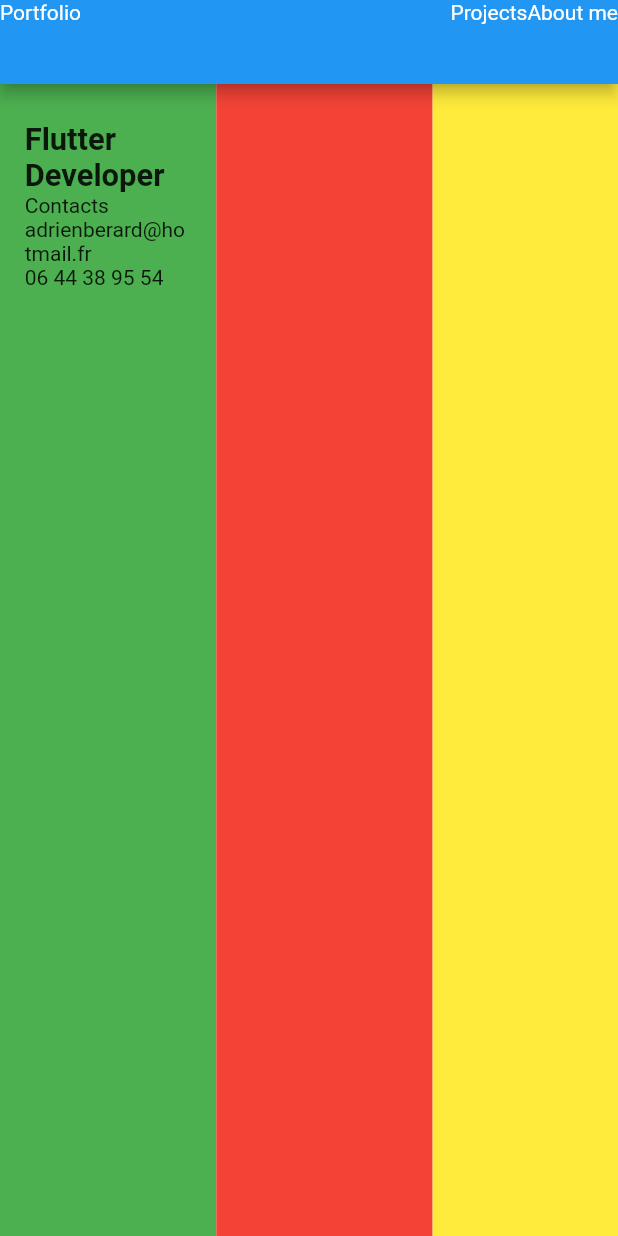
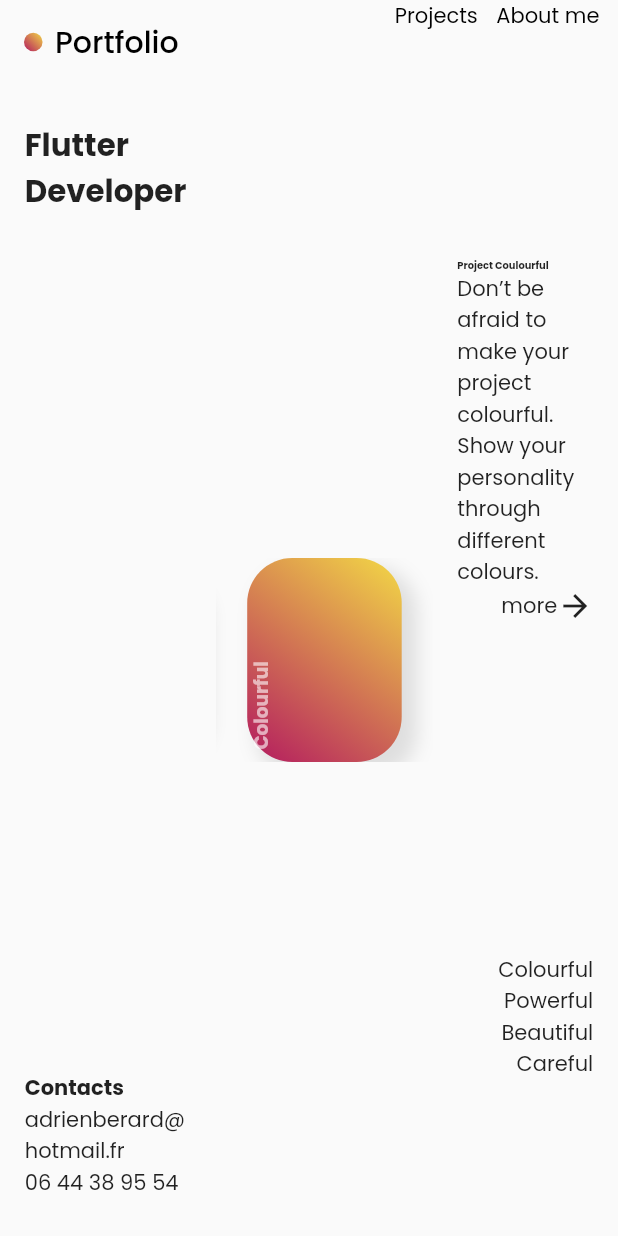
Before and after one commit to Adrizen89/PortofolioFlutter, a Flutter app: the screen it shows after launch, on a phone screen of 412 x 824 dp. Run offline on Flutter 3.47's test engine with Material 2 defaults, Android fonts, the light colour scheme and no system bars; drawn by our look-alikes of carousel_slider; our stand-ins replace google_fonts.

Commit message:
maj finish

```diff
--- a/lib/home/HomeScreen.dart
+++ b/lib/home/HomeScreen.dart
@@ -1,7 +1,9 @@
 import 'package:flutter/material.dart';
 import 'package:portofolio_onflutter/about/AboutScreen.dart';
 import 'package:portofolio_onflutter/widgets/appbar/naviBar.dart';
+import 'package:portofolio_onflutter/widgets/card.dart';
 import 'package:portofolio_onflutter/widgets/homeText.dart';
+import 'package:carousel_slider/carousel_slider.dart';
 
 class HomeScreen extends StatefulWidget {
   HomeScreen({Key? key}) : super(key: key);
@@ -16,33 +18,59 @@ class _HomeScreenState extends State<HomeScreen> {
     var w = MediaQuery.of(context).size.width;
     var h = MediaQuery.of(context).size.height;
     return Scaffold(
-      appBar: navBar(),
+        appBar: navBar(context),
         body: Row(
           mainAxisAlignment: MainAxisAlignment.spaceEvenly,
           children: [
             Container(
-              color: Colors.green,
-              width: w*0.35,
-              child: Padding(
-                padding: EdgeInsets.symmetric(vertical: w*0.06, horizontal: w*0.04),
-                child: Column(
-                  crossAxisAlignment: CrossAxisAlignment.start,
+                width: w * 0.35,
+                child: Padding(
+                  padding: EdgeInsets.symmetric(
+                      vertical: w * 0.06, horizontal: w * 0.04),
+                  child: Column(
+                    crossAxisAlignment: CrossAxisAlignment.start,
+                    mainAxisAlignment: MainAxisAlignment.spaceBetween,
+                    children: [titleHome(context), contactHome(context)],
+                  ),
+                )),
+            Container(
+                width: w * 0.35,
+                child: CarouselSlider(
+                    options: CarouselOptions(
+                      height: w * 0.33,
+                      aspectRatio: 16 / 9,
+                      viewportFraction: 0.9,
+                      initialPage: 0,
+                      enableInfiniteScroll: true,
+                      reverse: false,
+                      autoPlay: true,
+                      autoPlayInterval: Duration(seconds: 3),
+                      autoPlayAnimationDuration: Duration(milliseconds: 1000),
+                      autoPlayCurve: Curves.decelerate,
+                      enlargeCenterPage: true,
+                      scrollDirection: Axis.horizontal,
+                    ),
+                    items: [1, 2, 3, 4].map((i) {
+                      return Builder(builder: (BuildContext context) {
+                        return card(context);
+                      });
+                    }).toList())),
+            Container(
+              width: w * 0.30,
+              child: Column(
+                mainAxisAlignment: MainAxisAlignment.spaceAround,
+                crossAxisAlignment: CrossAxisAlignment.end,
                 children: [
-                  titleHome(context),
-                  contactHome(context)
-                ],
-              ),)
-            ),
-            Container(
-              color: Colors.red,
-              width: w*0.35,
+                  Padding(
+                    padding: EdgeInsets.symmetric(horizontal: w*0.04, vertical: w*0.04),
+                    child: projectDescription(context),),
+                  Padding(
+                    padding: EdgeInsets.symmetric(vertical: w*0.01, horizontal: w*0.04),
+                    child: summaryProjects(context),)
+                  ],
               ),
-            Container(
-              color: Colors.yellow,
-              width: w*0.30,
-              )
+            )
           ],
-        )
-        );
+        ));
   }
 }
--- a/lib/main.dart
+++ b/lib/main.dart
@@ -1,5 +1,6 @@
 import 'package:flutter/material.dart';
 import 'package:portofolio_onflutter/home/HomeScreen.dart';
+import 'package:google_fonts/google_fonts.dart';
 
 void main() {
   runApp(const MyApp());
@@ -8,14 +9,16 @@ void main() {
 class MyApp extends StatelessWidget {
   const MyApp({Key? key}) : super(key: key);
 
-  // This widget is the root of your application.
   @override
   Widget build(BuildContext context) {
     return MaterialApp(
-      debugShowCheckedModeBanner: true,
-      title: 'Flutter Demo',
+      debugShowCheckedModeBanner: false,
+      title: 'Portfolio',
       theme: ThemeData(
         primarySwatch: Colors.blue,
+        textTheme: GoogleFonts.poppinsTextTheme(
+            Theme.of(context).textTheme,
+          )
       ),
       home: HomeScreen(),
     );
--- a/lib/widgets/appbar/naviBar.dart
+++ b/lib/widgets/appbar/naviBar.dart
@@ -1,12 +1,39 @@
 import 'package:flutter/material.dart';
 
-
-navBar() {
+navBar(context) {
+  var w = MediaQuery.of(context).size.width;
+  var h = MediaQuery.of(context).size.height;
   return AppBar(
-    leading: Text('Portfolio'),
+    elevation: 0,
+    backgroundColor: Colors.transparent,
+    title: Row(
+      children: [
+        Container(
+          width: w * 0.03,
+          height: w * 0.03,
+          decoration: BoxDecoration(
+              borderRadius: BorderRadius.circular(10),
+              gradient: LinearGradient(
+                  begin: Alignment.topRight,
+                  end: Alignment.bottomLeft,
+                  colors: [
+                    Color.fromARGB(255, 243, 217, 70),
+                    Color.fromARGB(255, 179, 26, 95)
+                  ])),
+                  child: Center(child: Text('AB', style: TextStyle(fontWeight: FontWeight.bold),),)
+        ),
+        SizedBox(width: w*0.02,),
+        Text(
+          'Portfolio',
+          style: TextStyle(color: Colors.black),
+        )
+      ],
+    ),
     actions: [
-      Text('Projects'),
-      Text('About me')
+      Text('Projects', style: TextStyle(color: Colors.black)),
+      SizedBox(width: w*0.03,),
+      Text('About me', style: TextStyle(color: Colors.black)),
+      SizedBox(width: w*0.03,)
     ],
   );
 }
--- /dev/null
+++ b/lib/widgets/card.dart
@@ -0,0 +1,37 @@
+import 'package:flutter/material.dart';
+
+card(context) {
+  var w = MediaQuery.of(context).size.width;
+  return Container(
+    width: w * 0.25,
+    height: w * 0.32,
+    decoration: BoxDecoration(
+        boxShadow: [
+          BoxShadow(
+            color: Colors.grey.withOpacity(0.3),
+            spreadRadius: 2,
+            blurRadius: 10,
+            offset: Offset(8, 8), // changes position of shadow
+          ),
+        ],
+        borderRadius: BorderRadius.circular(30),
+        gradient: LinearGradient(
+            begin: Alignment.topRight,
+            end: Alignment.bottomLeft,
+            colors: [
+              Color.fromARGB(255, 243, 217, 70),
+              Color.fromARGB(255, 179, 26, 95)
+            ])),
+    child: Padding(
+      padding: EdgeInsets.symmetric(horizontal: w*0.0, vertical: w*0.02),
+      child: RotatedBox(
+        quarterTurns: -1,
+        child: Text(
+          'Colourful',
+          style: TextStyle(
+              fontSize: w * 0.03,
+              fontWeight: FontWeight.bold,
+              color: Colors.white.withOpacity(0.6)),
+        )),)
+  );
+}
--- a/lib/widgets/homeText.dart
+++ b/lib/widgets/homeText.dart
@@ -1,4 +1,5 @@
 import 'package:flutter/material.dart';
+import 'package:flutter/services.dart';
 
 titleHome(context) {
   var w = MediaQuery.of(context).size.width;
@@ -17,9 +18,47 @@ contactHome(context) {
   return Column(
     crossAxisAlignment: CrossAxisAlignment.start,
     children: [
-      Text('Contacts'),
+      Text('Contacts', style: TextStyle(fontWeight: FontWeight.bold),),
       Text('adrienberard@hotmail.fr'),
       Text('06 44 38 95 54')
     ],
   );
 }
+
+projectDescription(context) {
+  var w = MediaQuery.of(context).size.width;
+  return Column(
+    crossAxisAlignment: CrossAxisAlignment.start,
+    children: [
+      Text('Project Coulourful', style: TextStyle(fontWeight: FontWeight.bold, fontSize: w*0.016)),
+      Text('Don’t be afraid to make your project colourful.  Show your personality through different colours.'),
+      moreBtn(context)
+    ],
+  );
+}
+
+moreBtn(context) {
+  return GestureDetector(
+    onTap: () {
+    },
+    child: Row(
+      mainAxisAlignment: MainAxisAlignment.end,
+      children: [
+        Text('more'),
+        Icon(Icons.arrow_forward)
+      ],
+    ),
+  );
+}
+
+summaryProjects(context) {
+  return Column(
+    crossAxisAlignment: CrossAxisAlignment.end,
+    children: [
+      Text('Colourful'),
+      Text('Powerful'),
+      Text('Beautiful'),
+      Text('Careful')
+    ],
+  );
+}
--- a/pubspec.yaml
+++ b/pubspec.yaml
@@ -45,6 +45,8 @@ dev_dependencies:
   # package. See that file for information about deactivating specific lint
   # rules and activating additional ones.
   flutter_lints: ^1.0.0
+  carousel_slider: ^4.1.1
+  google_fonts: ^3.0.1
 
 # For information on the generic Dart part of this file, see the
 # following page: https://dart.dev/tools/pub/pubspec
```
Also changed, not shown: pubspec.lock, 1 other file.
